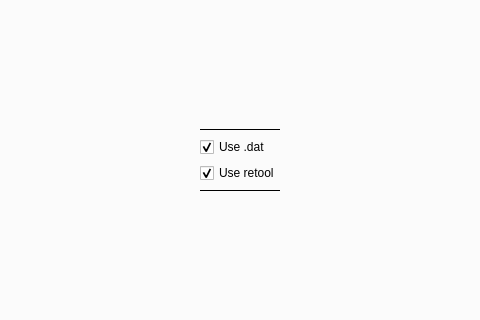
Old version of the form romsearch/gui/layout_romsearch.ui in the repository bbtufty/romsearch; both pictures show x 350 to 830 and y 237 to 557 of the 1179 by 785 pixel window.
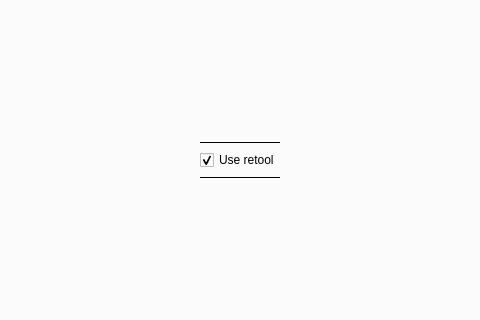
New version of the form. The open tabs and pages were chosen to show the change.

Patch:
```diff
--- a/romsearch/gui/layout_romsearch.ui
+++ b/romsearch/gui/layout_romsearch.ui
@@ -1459,19 +1459,6 @@
                   </property>
                  </widget>
                 </item>
-                <item>
-                 <widget class="QCheckBox" name="checkBoxConfigDupeParserUseDat">
-                  <property name="statusTip">
-                   <string>Whether to use the dat file to figure out dupes. Default checked</string>
-                  </property>
-                  <property name="text">
-                   <string>Use .dat</string>
-                  </property>
-                  <property name="checked">
-                   <bool>true</bool>
-                  </property>
-                 </widget>
-                </item>
                 <item>
                  <widget class="QCheckBox" name="checkBoxConfigDupeParserUseRetool">
                   <property name="statusTip">
```
Left out of the diff: 2 changed lines with no effect on the pictures.
